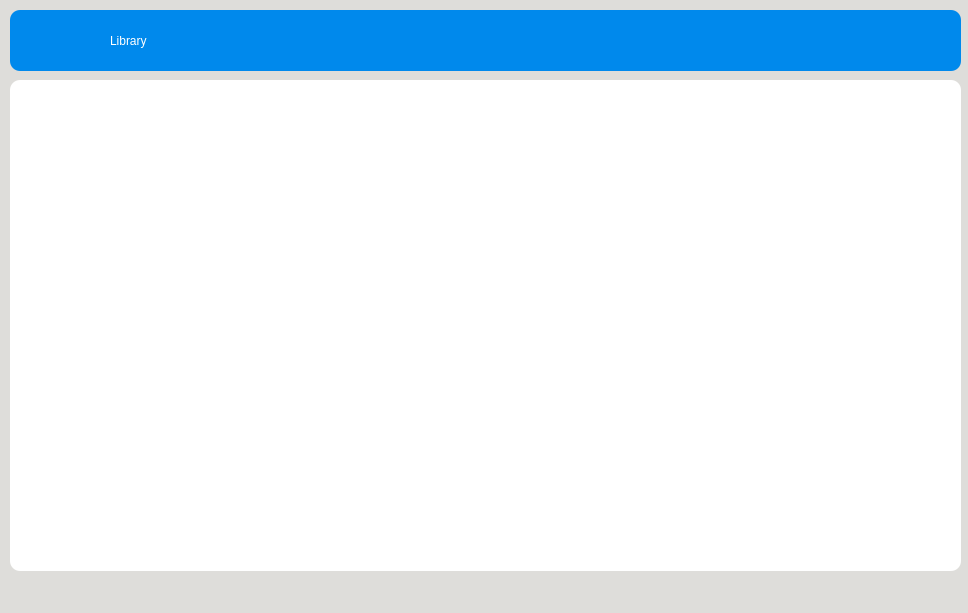
First picture: the form in Library.ui, repository mohammedyazid/Library, before the edit.
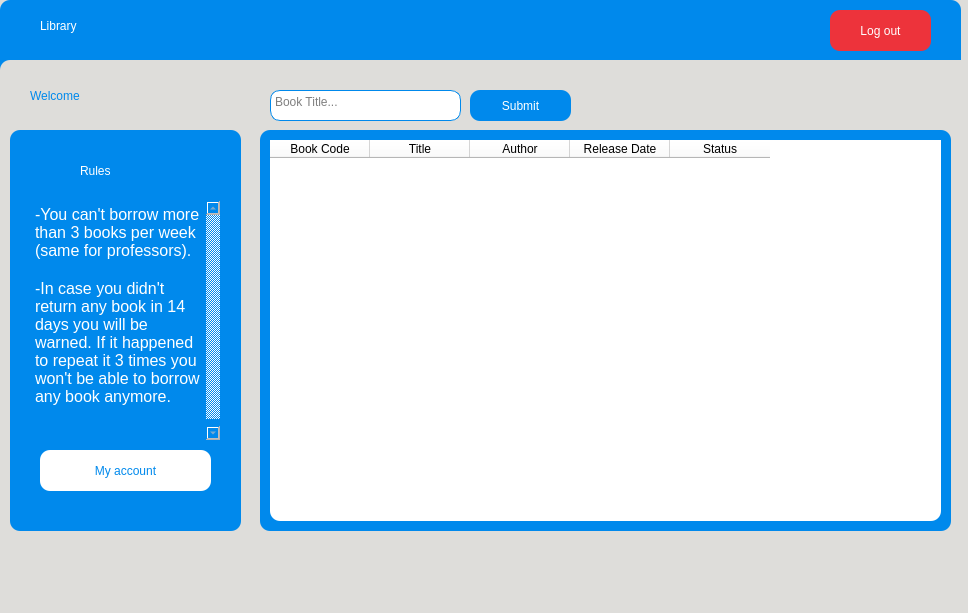
Second picture: the form after the edit. Icons and pictures are not drawn.

The edit to the form file:
```diff
--- a/Library.ui
+++ b/Library.ui
@@ -17,37 +17,13 @@
    <string notr="true">background-color: rgb(222, 221, 218);</string>
   </property>
   <widget class="QWidget" name="centralwidget">
-   <widget class="QFrame" name="frame">
-    <property name="geometry">
-     <rect>
-      <x>10</x>
-      <y>80</y>
-      <width>951</width>
-      <height>491</height>
-     </rect>
-    </property>
-    <property name="styleSheet">
-     <string notr="true">background-color: white;
-border-style: solid;
-border-width: 0px;
-border-radius: 10px;
-
-</string>
-    </property>
-    <property name="frameShape">
-     <enum>QFrame::StyledPanel</enum>
-    </property>
-    <property name="frameShadow">
-     <enum>QFrame::Raised</enum>
-    </property>
-   </widget>
    <widget class="QFrame" name="frame_2">
     <property name="geometry">
      <rect>
-      <x>10</x>
-      <y>10</y>
-      <width>951</width>
-      <height>61</height>
+      <x>0</x>
+      <y>0</y>
+      <width>961</width>
+      <height>591</height>
      </rect>
     </property>
     <property name="styleSheet">
@@ -64,36 +40,280 @@
     <property name="frameShadow">
      <enum>QFrame::Raised</enum>
     </property>
-    <widget class="QPushButton" name="pushButton_2">
+    <widget class="QFrame" name="frame">
      <property name="geometry">
       <rect>
-       <x>20</x>
-       <y>0</y>
-       <width>81</width>
-       <height>71</height>
+       <x>0</x>
+       <y>60</y>
+       <width>971</width>
+       <height>541</height>
       </rect>
      </property>
-     <property name="text">
-      <string/>
+     <property name="styleSheet">
+      <string notr="true">background-color:rgb(222, 221, 218);
+border-style: solid;
+border-width: 0px;
+border-radius: 10px;
+
+</string>
      </property>
-     <property name="icon">
-      <iconset>
-       <normaloff>Icons/id.png</normaloff>Icons/id.png</iconset>
+     <property name="frameShape">
+      <enum>QFrame::StyledPanel</enum>
      </property>
-     <property name="iconSize">
-      <size>
-       <width>80</width>
-       <height>80</height>
-      </size>
+     <property name="frameShadow">
+      <enum>QFrame::Raised</enum>
      </property>
+     <widget class="QLabel" name="label_4">
+      <property name="geometry">
+       <rect>
+        <x>30</x>
+        <y>10</y>
+        <width>191</width>
+        <height>51</height>
+       </rect>
+      </property>
+      <property name="styleSheet">
+       <string notr="true">font: 63 italic 32pt &quot;URW Bookman&quot;;
+color: rgb(0, 137, 236);</string>
+      </property>
+      <property name="text">
+       <string>Welcome</string>
+      </property>
+     </widget>
+     <widget class="QFrame" name="frame_3">
+      <property name="geometry">
+       <rect>
+        <x>260</x>
+        <y>70</y>
+        <width>691</width>
+        <height>401</height>
+       </rect>
+      </property>
+      <property name="styleSheet">
+       <string notr="true">background-color: rgb(0, 137, 236);
+border-style: solid;
+border-width: 0px;
+border-radius: 10px;
+
+</string>
+      </property>
+      <property name="frameShape">
+       <enum>QFrame::StyledPanel</enum>
+      </property>
+      <property name="frameShadow">
+       <enum>QFrame::Raised</enum>
+      </property>
+      <widget class="QTableWidget" name="tableWidget">
+       <property name="geometry">
+        <rect>
+         <x>10</x>
+         <y>10</y>
+         <width>671</width>
+         <height>381</height>
+        </rect>
+       </property>
+       <property name="styleSheet">
+        <string notr="true">background-color: white;
+nborder-style: solid;
+nborder-width: 0px;
+nborder-radius: 10px;</string>
+       </property>
+       <column>
+        <property name="text">
+         <string>Book Code</string>
+        </property>
+       </column>
+       <column>
+        <property name="text">
+         <string>Title</string>
+        </property>
+       </column>
+       <column>
+        <property name="text">
+         <string>Author</string>
+        </property>
+       </column>
+       <column>
+        <property name="text">
+         <string>Release Date</string>
+        </property>
+       </column>
+       <column>
+        <property name="text">
+         <string>Status</string>
+        </property>
+       </column>
+      </widget>
+     </widget>
+     <widget class="QTextEdit" name="textEdit_2">
+      <property name="geometry">
+       <rect>
+        <x>270</x>
+        <y>30</y>
+        <width>191</width>
+        <height>31</height>
+       </rect>
+      </property>
+      <property name="styleSheet">
+       <string notr="true">background-color: white;
+border-style: solid;
+border-width: 1px;
+border-color:rgb(0, 137, 236);
+border-radius: 10px;
+font: 75 14pt &quot;Ubuntu Mono&quot;;
+
+</string>
+      </property>
+      <property name="html">
+       <string>&lt;!DOCTYPE HTML PUBLIC &quot;-//W3C//DTD HTML 4.0//EN&quot; &quot;http://www.w3.org/TR/REC-html40/strict.dtd&quot;&gt;
+&lt;html&gt;&lt;head&gt;&lt;meta name=&quot;qrichtext&quot; content=&quot;1&quot; /&gt;&lt;style type=&quot;text/css&quot;&gt;
+p, li { white-space: pre-wrap; }
+&lt;/style&gt;&lt;/head&gt;&lt;body style=&quot; font-family:'Ubuntu Mono'; font-size:14pt; font-weight:72; font-style:normal;&quot;&gt;
+&lt;p style=&quot;-qt-paragraph-type:empty; margin-top:0px; margin-bottom:0px; margin-left:0px; margin-right:0px; -qt-block-indent:0; text-indent:0px; font-family:'Ubuntu'; font-size:11pt; font-weight:400;&quot;&gt;&lt;br /&gt;&lt;/p&gt;&lt;/body&gt;&lt;/html&gt;</string>
+      </property>
+      <property name="placeholderText">
+       <string>Book Title...</string>
+      </property>
+     </widget>
+     <widget class="QPushButton" name="pushButton">
+      <property name="geometry">
+       <rect>
+        <x>470</x>
+        <y>30</y>
+        <width>101</width>
+        <height>31</height>
+       </rect>
+      </property>
+      <property name="styleSheet">
+       <string notr="true">background-color: rgb(0, 137, 236);
+color: rgb(255, 255, 255);
+font: 75 15pt &quot;Ubuntu&quot;;
+border-style: solid;
+border-width: 0px;
+border-radius: 10px;
+
+</string>
+      </property>
+      <property name="text">
+       <string>Submit</string>
+      </property>
+      <property name="icon">
+       <iconset>
+        <normaloff>Icons/Mg.png</normaloff>Icons/Mg.png</iconset>
+      </property>
+     </widget>
+     <widget class="QFrame" name="frame_4">
+      <property name="enabled">
+       <bool>true</bool>
+      </property>
+      <property name="geometry">
+       <rect>
+        <x>10</x>
+        <y>70</y>
+        <width>231</width>
+        <height>401</height>
+       </rect>
+      </property>
+      <property name="styleSheet">
+       <string notr="true">background-color: rgb(0, 137, 236);
+border-style: solid;
+border-width: 0px;
+border-radius: 10px;
+
+</string>
+      </property>
+      <property name="frameShape">
+       <enum>QFrame::StyledPanel</enum>
+      </property>
+      <property name="frameShadow">
+       <enum>QFrame::Raised</enum>
+      </property>
+      <widget class="QPushButton" name="pushButton_4">
+       <property name="geometry">
+        <rect>
+         <x>30</x>
+         <y>320</y>
+         <width>171</width>
+         <height>41</height>
+        </rect>
+       </property>
+       <property name="styleSheet">
+        <string notr="true">background-color: rgb(255, 255, 255);
+color: rgb(0, 137, 236);
+font: 75 20pt &quot;Ubuntu&quot;;
+border-style: solid;
+border-width: 0px;
+border-radius: 10px;
+
+</string>
+       </property>
+       <property name="text">
+        <string>My account</string>
+       </property>
+      </widget>
+      <widget class="QTextEdit" name="textEdit">
+       <property name="enabled">
+        <bool>false</bool>
+       </property>
+       <property name="geometry">
+        <rect>
+         <x>20</x>
+         <y>70</y>
+         <width>191</width>
+         <height>241</height>
+        </rect>
+       </property>
+       <property name="styleSheet">
+        <string notr="true">color: white;
+border-style: solid;
+border-width: 1px;
+border-color:rgb(0, 137, 236);
+border-radius: 10px;
+font: 75 18pt &quot;Ubuntu Mono&quot;;
+
+</string>
+       </property>
+       <property name="html">
+        <string>&lt;!DOCTYPE HTML PUBLIC &quot;-//W3C//DTD HTML 4.0//EN&quot; &quot;http://www.w3.org/TR/REC-html40/strict.dtd&quot;&gt;
+&lt;html&gt;&lt;head&gt;&lt;meta name=&quot;qrichtext&quot; content=&quot;1&quot; /&gt;&lt;style type=&quot;text/css&quot;&gt;
+p, li { white-space: pre-wrap; }
+&lt;/style&gt;&lt;/head&gt;&lt;body style=&quot; font-family:'Ubuntu Mono'; font-size:18pt; font-weight:72; font-style:normal;&quot;&gt;
+&lt;p style=&quot; margin-top:0px; margin-bottom:0px; margin-left:0px; margin-right:0px; -qt-block-indent:0; text-indent:0px;&quot;&gt;&lt;span style=&quot; font-size:12pt;&quot;&gt;-You can't borrow more than 3 books per week (same for professors).&lt;/span&gt;&lt;/p&gt;
+&lt;p style=&quot;-qt-paragraph-type:empty; margin-top:0px; margin-bottom:0px; margin-left:0px; margin-right:0px; -qt-block-indent:0; text-indent:0px; font-size:12pt;&quot;&gt;&lt;br /&gt;&lt;/p&gt;
+&lt;p style=&quot; margin-top:0px; margin-bottom:0px; margin-left:0px; margin-right:0px; -qt-block-indent:0; text-indent:0px;&quot;&gt;&lt;span style=&quot; font-size:12pt;&quot;&gt;-In case you didn't return any book in 14 days you will be warned. If it happened to repeat it 3 times you won't be able to borrow any book anymore.&lt;/span&gt;&lt;/p&gt;
+&lt;p style=&quot;-qt-paragraph-type:empty; margin-top:0px; margin-bottom:0px; margin-left:0px; margin-right:0px; -qt-block-indent:0; text-indent:0px; font-size:12pt;&quot;&gt;&lt;br /&gt;&lt;/p&gt;
+&lt;p style=&quot;-qt-paragraph-type:empty; margin-top:0px; margin-bottom:0px; margin-left:0px; margin-right:0px; -qt-block-indent:0; text-indent:0px; font-size:12pt;&quot;&gt;&lt;br /&gt;&lt;/p&gt;&lt;/body&gt;&lt;/html&gt;</string>
+       </property>
+      </widget>
+      <widget class="QLabel" name="label_5">
+       <property name="enabled">
+        <bool>true</bool>
+       </property>
+       <property name="geometry">
+        <rect>
+         <x>70</x>
+         <y>20</y>
+         <width>71</width>
+         <height>41</height>
+        </rect>
+       </property>
+       <property name="styleSheet">
+        <string notr="true">font: 75 italic 20pt &quot;Ubuntu&quot;;
+color:white;</string>
+       </property>
+       <property name="text">
+        <string>Rules</string>
+       </property>
+      </widget>
+     </widget>
     </widget>
     <widget class="QLabel" name="label_3">
      <property name="geometry">
       <rect>
-       <x>100</x>
+       <x>40</x>
        <y>0</y>
        <width>171</width>
-       <height>61</height>
+       <height>51</height>
       </rect>
      </property>
      <property name="styleSheet">
@@ -104,6 +324,29 @@
       <string>Library</string>
      </property>
     </widget>
+    <widget class="QPushButton" name="logout_button">
+     <property name="geometry">
+      <rect>
+       <x>830</x>
+       <y>10</y>
+       <width>101</width>
+       <height>41</height>
+      </rect>
+     </property>
+     <property name="styleSheet">
+      <string notr="true">background-color: rgb(237, 51, 59);
+color: rgb(255, 255, 255);
+font: 75 15pt &quot;Ubuntu&quot;;
+border-style: solid;
+border-width: 0px;
+border-radius: 10px;
+
+</string>
+     </property>
+     <property name="text">
+      <string>Log out</string>
+     </property>
+    </widget>
    </widget>
    <zorder>frame_2</zorder>
    <zorder>frame</zorder>
```
Left out of the diff: 8 changed lines with no effect on the pictures.
